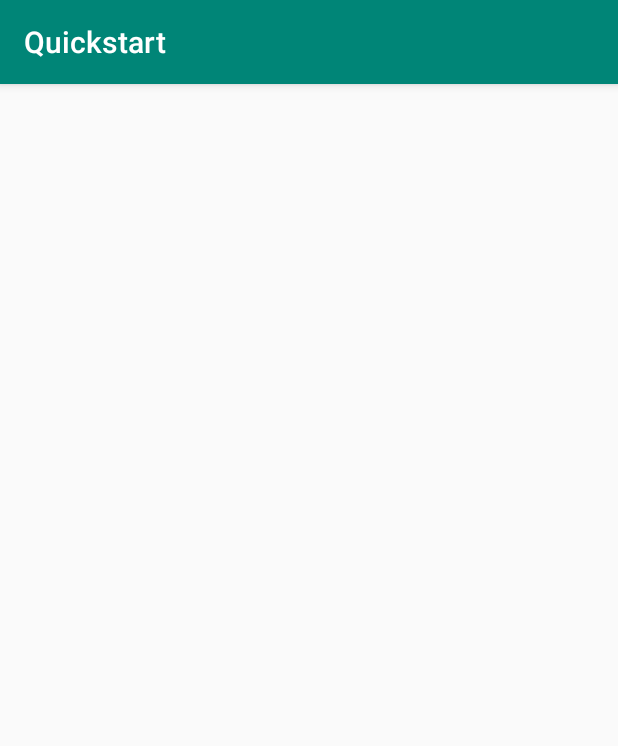
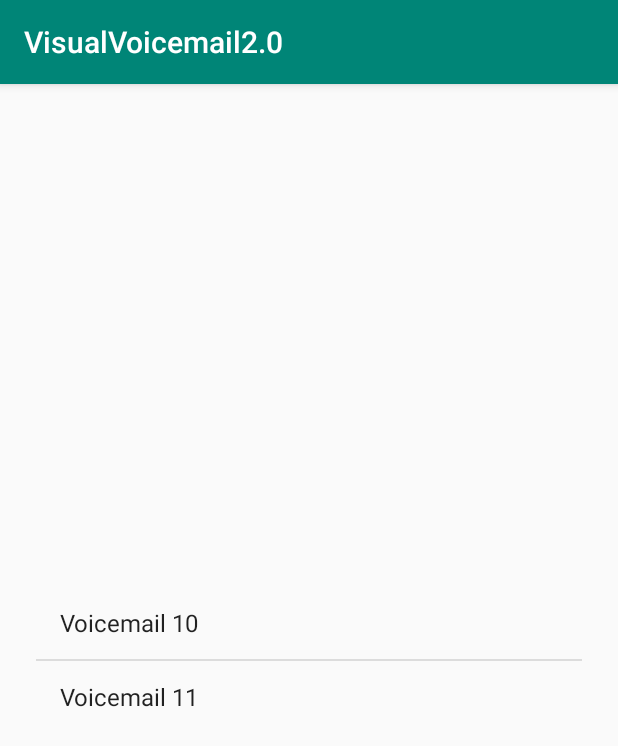
Before and after one commit to IshanArya/VisualVoicemail2.0, an Android app: the screen it shows after launch (VoicemailActivity), after a tap on "VOICEMAIL", on a phone screen of 412 x 824 dp. Shown: the top 746 px of the screen. Run offline under Robolectric (Android 15) with nearby library versions, the phone set to English and light mode, and no system bars; our stand-ins replace Volley; libraries missing offline, so code that uses them is left out: com.gc.materialdesign, com.microsoft.cognitiveservices; 2 statements that could not run were skipped.

Commit message:
working on listview

```diff
--- a/androidapp/app/src/main/java/samples/speech/cognitiveservices/microsoft/com/MainActivity.java
+++ b/androidapp/app/src/main/java/samples/speech/cognitiveservices/microsoft/com/MainActivity.java
@@ -58,6 +58,11 @@ public class MainActivity extends AppCompatActivity {
                 sentiment.setText("Actually it isn't.");
             }
         });
+
+        VoicemailLibrary.addVoiceMail(10, new Voicemail("ABC"));
+        VoicemailLibrary.addVoiceMail(11, new Voicemail("DEF"));
+
+
 
         Button voicemail = findViewById(R.id.voicemail);
         Intent voicemailIntent = new Intent(this, VoicemailActivity.class);
--- a/androidapp/app/src/main/java/samples/speech/cognitiveservices/microsoft/com/VoicemailActivity.java
+++ b/androidapp/app/src/main/java/samples/speech/cognitiveservices/microsoft/com/VoicemailActivity.java
@@ -1,15 +1,53 @@
 package samples.speech.cognitiveservices.microsoft.com;
 
 
+import android.app.Activity;
+import android.content.Intent;
 import android.support.v7.app.AppCompatActivity;
 import android.os.Bundle;
+import android.util.Log;
+import android.view.View;
+import android.widget.AdapterView;
+import android.widget.ArrayAdapter;
+import android.widget.ListView;
+import android.content.Intent;
+
+
+
+import java.util.Arrays;
+import java.util.Set;
 
 public class VoicemailActivity extends AppCompatActivity {
-
+    ListView voicemail_list;
     @Override
     protected void onCreate(Bundle savedInstanceState) {
         super.onCreate(savedInstanceState);
         setContentView(R.layout.activity_voicemail);
+        voicemail_list = findViewById(R.id.listview_voicemail);
+        Set<Integer> voicemailNums = VoicemailLibrary.getVoicemailMap().keySet();
+        String[] voicemailNumsArr = new String[voicemailNums.size()];
+        int j = 0;
+        for(Integer i : voicemailNums) {
+            voicemailNumsArr[j] = "Voicemail " + i;
+            j++;
+        }
+        ArrayAdapter<String> adapter = new ArrayAdapter<>(this, android.R.layout.simple_list_item_1,
+                Arrays.asList(voicemailNumsArr));
+        adapter.setDropDownViewResource(android.R.layout.simple_list_item_1);
+        voicemail_list.setAdapter(adapter);
+        Intent i = new Intent(this, MainActivity.class);
+        voicemail_list.setOnItemClickListener(new AdapterView.OnItemClickListener() {
+
+            @Override
+            public void onItemClick(AdapterView<?> parent, View view, int position, long id) {
+                i.putExtra("id", voicemailNums.toArray(new Integer[0])[position]);
+                startActivity(i);
+            }
+        });
+
+
+
+
     }
 
 
--- a/androidapp/app/src/main/java/samples/speech/cognitiveservices/microsoft/com/VoicemailLibrary.java
+++ b/androidapp/app/src/main/java/samples/speech/cognitiveservices/microsoft/com/VoicemailLibrary.java
@@ -21,6 +21,9 @@ public class VoicemailLibrary {
         return voicemailMap.remove(id);
     }
     public static int getSize() {
+        if (voicemailMap == null) {
+            return 0;
+        }
         return voicemailMap.size();
     }
 
--- a/androidapp/app/src/main/res/layout/activity_voicemail.xml
+++ b/androidapp/app/src/main/res/layout/activity_voicemail.xml
@@ -6,15 +6,8 @@
     android:layout_height="match_parent"
     tools:context=".VoicemailActivity">
 
-    <ListView
-        android:layout_width="100dp"
-        android:layout_height="100dp"
-        android:layout_marginStart="8dp"
-        android:layout_marginTop="8dp"
-        android:layout_marginEnd="8dp"
-        android:layout_marginBottom="8dp"
-        app:layout_constraintBottom_toBottomOf="parent"
-        app:layout_constraintEnd_toEndOf="parent"
-        app:layout_constraintStart_toStartOf="parent"
-        app:layout_constraintTop_toTopOf="parent" />
+    <include layout="@layout/content_voicemail" />
+
+
+
 </android.support.constraint.ConstraintLayout>
--- a/androidapp/app/src/main/res/layout/content_main.xml
+++ b/androidapp/app/src/main/res/layout/content_main.xml
@@ -9,7 +9,7 @@
 
 
     android:padding="20dp"
-    tools:context="samples.speech.cognitiveservices.microsoft.com.VoicemailActivity"
+    tools:context="samples.speech.cognitiveservices.microsoft.com.MainActivity"
     tools:showIn="@layout/activity_main">
 
     <TextView
--- /dev/null
+++ b/androidapp/app/src/main/res/layout/content_voicemail.xml
@@ -0,0 +1,33 @@
+<?xml version="1.0" encoding="utf-8"?>
+<RelativeLayout xmlns:android="http://schemas.android.com/apk/res/android"
+    xmlns:app="http://schemas.android.com/apk/res-auto"
+    xmlns:tools="http://schemas.android.com/tools"
+    xmlns:materialdesign="http://schemas.android.com/apk/res-auto"
+    android:id="@+id/content_main"
+    android:layout_width="match_parent"
+    android:layout_height="match_parent"
+
+
+    android:padding="20dp"
+    tools:context="samples.speech.cognitiveservices.microsoft.com.VoicemailActivity"
+    tools:showIn="@layout/activity_voicemail">
+
+
+    <ListView
+        android:id="@+id/listview_voicemail"
+        android:layout_width="wrap_content"
+        android:layout_height="wrap_content"
+        android:layout_marginTop="8dp"
+        android:layout_marginEnd="8dp"
+        android:layout_marginBottom="8dp"
+        android:headerDividersEnabled="false"
+        android:layout_centerHorizontal="true"
+        android:layout_centerVertical="true"
+        app:layout_constraintBottom_toBottomOf="parent"
+        app:layout_constraintEnd_toEndOf="parent"
+        app:layout_constraintStart_toStartOf="parent"
+        app:layout_constraintTop_toTopOf="parent" />
+
+
+
+</RelativeLayout>
--- a/androidapp/app/src/main/res/values/strings.xml
+++ b/androidapp/app/src/main/res/values/strings.xml
@@ -1,5 +1,5 @@
 <resources>
-    <string name="app_name">Quickstart</string>
+    <string name="app_name">VisualVoicemail2.0</string>
     <string name="Button">Listen</string>
     <string name="TextView">Categorize</string>
     <string name="Button2">Re-evaluate Category</string>
```
